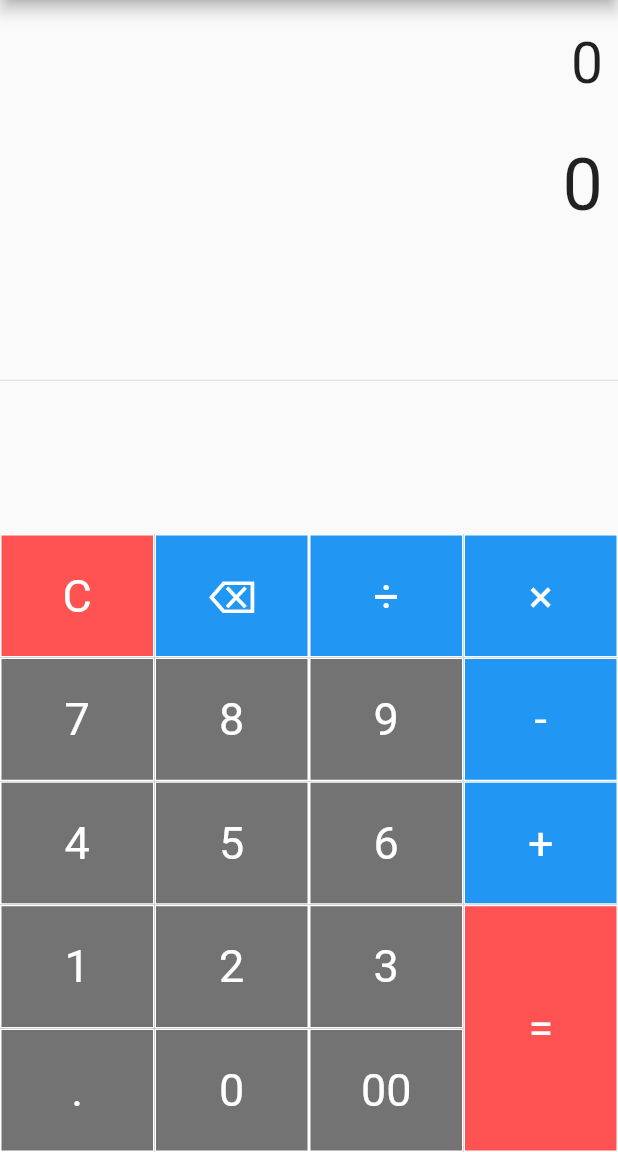
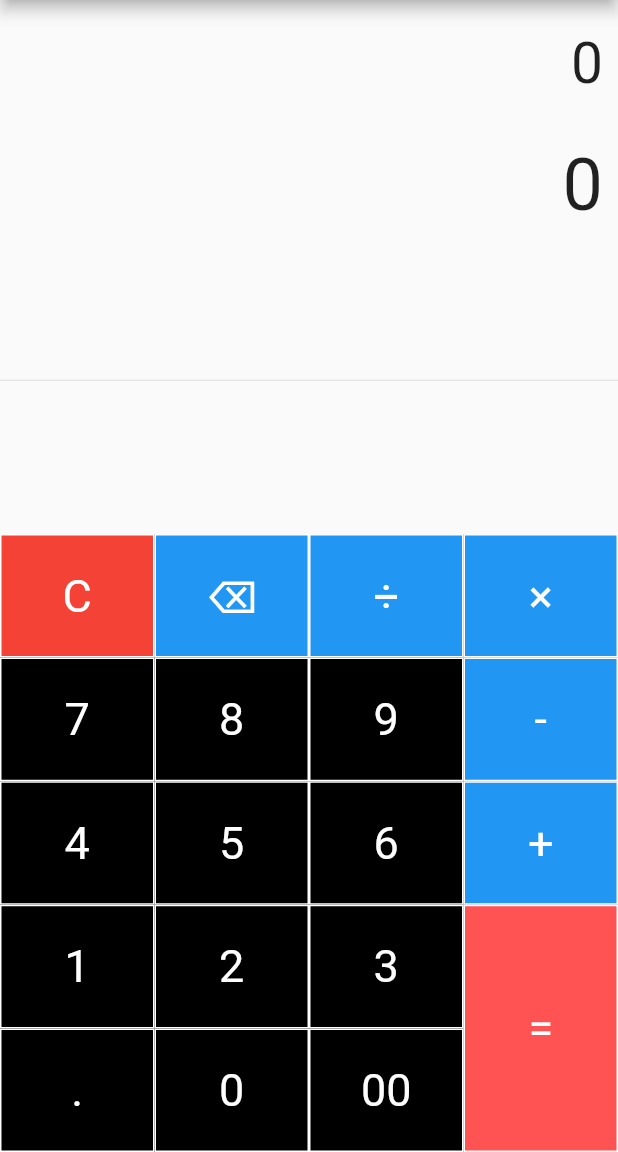
Before and after one commit to Shreyash-Mall/fluttercalculator, a Flutter app: the screen it shows after launch, on a phone screen of 412 x 824 dp, the part 84-1236 px from its top. Run offline on Flutter 3.47's test engine with Material 2 defaults, Android fonts, the phone set to English and light mode, and no system bars; our stand-ins replace math_expressions.

Commit message:
second commit

```diff
--- a/lib/main.dart
+++ b/lib/main.dart
@@ -144,7 +144,7 @@ class _SimpleCalculatorState extends State<SimpleCalculator> {
                   children: [
                     TableRow(
                       children: [
-                        buildButton("C", 1, Colors.redAccent),
+                        buildButton("C", 1, Colors.red),
                         buildButton("⌫", 1, Colors.blue),
                         buildButton("÷", 1, Colors.blue),
                       ]
@@ -152,33 +152,33 @@ class _SimpleCalculatorState extends State<SimpleCalculator> {
 
                     TableRow(
                         children: [
-                          buildButton("7", 1, Colors.black54),
-                          buildButton("8", 1, Colors.black54),
-                          buildButton("9", 1, Colors.black54),
+                          buildButton("7", 1, Colors.black),
+                          buildButton("8", 1, Colors.black),
+                          buildButton("9", 1, Colors.black),
                         ]
                     ),
 
                     TableRow(
                         children: [
-                          buildButton("4", 1, Colors.black54),
-                          buildButton("5", 1, Colors.black54),
-                          buildButton("6", 1, Colors.black54),
+                          buildButton("4", 1, Colors.black),
+                          buildButton("5", 1, Colors.black),
+                          buildButton("6", 1, Colors.black),
                         ]
                     ),
 
                     TableRow(
                         children: [
-                          buildButton("1", 1, Colors.black54),
-                          buildButton("2", 1, Colors.black54),
-                          buildButton("3", 1, Colors.black54),
+                          buildButton("1", 1, Colors.black),
+                          buildButton("2", 1, Colors.black),
+                          buildButton("3", 1, Colors.black),
                         ]
                     ),
 
                     TableRow(
                         children: [
-                          buildButton(".", 1, Colors.black54),
-                          buildButton("0", 1, Colors.black54),
-                          buildButton("00", 1, Colors.black54),
+                          buildButton(".", 1, Colors.black),
+                          buildButton("0", 1, Colors.black),
+                          buildButton("00", 1, Colors.black),
                         ]
                     ),
                   ],
```
